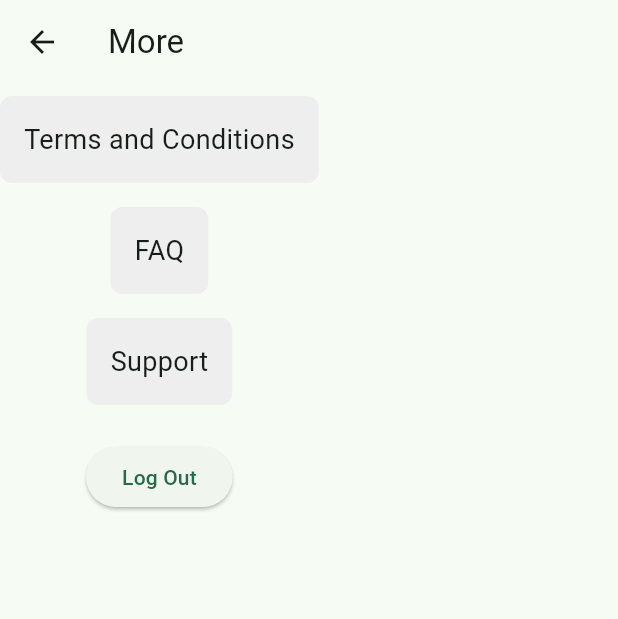
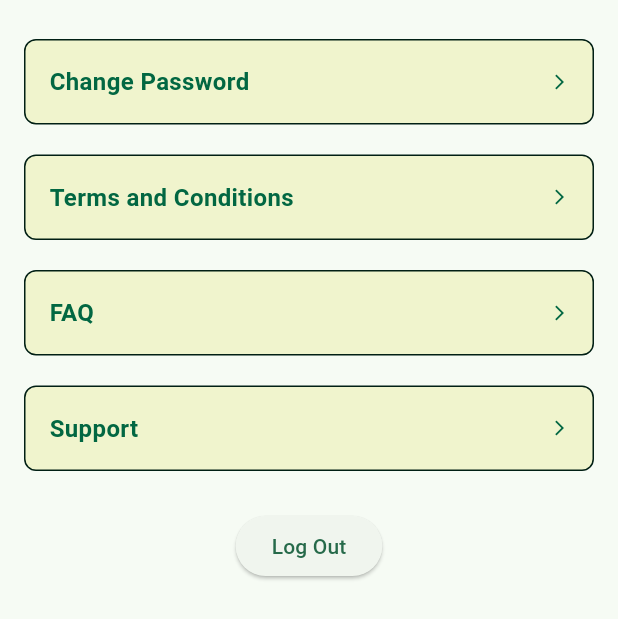
Before and after one commit to MASL-FUTA/Cassava.AI-frontend, a Flutter app: the MoreScreen screen opened directly, on a phone screen of 412 x 824 dp. Shown: the top 619 px of the screen. Run offline on Flutter 3.47's test engine with Material 3 defaults, Android fonts, the phone set to English and light mode, and no system bars; our stand-ins replace bloc, carousel_slider, dio, equatable, flutter_bloc, hive and 3 more; accounts and stored records are empty.

Commit message:
more pages  dashboard created ui

```diff
--- a/lib/pages/farm_pages/bloc/bloc/farm_bloc_bloc.dart
+++ b/lib/pages/farm_pages/bloc/bloc/farm_bloc_bloc.dart
@@ -8,9 +8,6 @@ import 'package:shared_preferences/shared_preferences.dart';
 
 part 'farm_bloc_event.dart';
 part 'farm_bloc_state.dart';
-
-
-
 
 
 // Bloc
--- a/lib/pages/farm_pages/farm_page.dart
+++ b/lib/pages/farm_pages/farm_page.dart
@@ -167,7 +167,7 @@ class _FarmListPageState extends State<FarmListPage> {
                             children: [
                               Text(
                                 farm.farmName,
-                                style: TextStyle(
+                                style: const TextStyle(
                                   fontSize: 16,
                                   fontWeight: FontWeight.bold,
                                   color: Color(0xFF026742),
@@ -175,14 +175,14 @@ class _FarmListPageState extends State<FarmListPage> {
                               ),
                               Text(
                                 farm.farmLocation,
-                                style: TextStyle(
+                                style: const TextStyle(
                                   fontSize: 12,
                                   color: Color(0xFF026742),
                                 ),
                               )
                             ],
                           ),
-                          Icon(
+                         const Icon(
                             Icons.arrow_forward_ios,
                             size: 12,
                             color: Color(0xFF026742),
--- a/lib/pages/farm_pages/more_screen_page.dart
+++ b/lib/pages/farm_pages/more_screen_page.dart
@@ -4,14 +4,17 @@ class MoreScreen extends StatelessWidget {
   @override
   Widget build(BuildContext context) {
     return Scaffold(
-      appBar: AppBar(
-        title: Text('More'),
-      ),
-      body: Column(
+      // appBar: AppBar(
+      //   title: Text('More'),
+      // ),
+      body: Padding(
+        padding: const EdgeInsets.all(16.0),
+        child: Column(
           children: [
-          MoreItem(text: 'Terms and Conditions'),
-          MoreItem(text: 'FAQ'),
-          MoreItem(text: 'Support'),
+             MoreItem(text: 'Change Password', onTap: (){},),
+            MoreItem(text: 'Terms and Conditions', onTap: (){},),
+            MoreItem(text: 'FAQ', onTap: (){},),
+            MoreItem(text: 'Support', onTap: (){},),
            const SizedBox(height: 16),
             ElevatedButton(
               onPressed: () {
@@ -21,27 +24,53 @@ class MoreScreen extends StatelessWidget {
             ),
           ],
         ),
+      ),
     );
   }
 }
 
 class MoreItem extends StatelessWidget {
   final String text;
+  Function onTap;
 
-  MoreItem({required this.text});
+  MoreItem({required this.text, required this.onTap});
 
   @override
   Widget build(BuildContext context) {
-    return Container(
-      padding: EdgeInsets.all(16),
-      margin: EdgeInsets.symmetric(vertical: 8),
+    return GestureDetector(
+      onTap: () => onTap(),
+      child: Container(
+                        margin: const EdgeInsets.symmetric(vertical: 10),
+                        padding: const EdgeInsets.all(16),
                         decoration: BoxDecoration(
-        color: Colors.grey[200],
+                          color: const Color(0xFFF0F4CD),
                           borderRadius: BorderRadius.circular(8),
+                          border: Border.all(color: const Color(0xFF011F14)),
                         ),
-      child: Text(
+                        child: Row(
+                          mainAxisAlignment: MainAxisAlignment.spaceBetween,
+                          children: [
+                            Column(
+                              crossAxisAlignment: CrossAxisAlignment.start,
+                              children: [
+                                Text(
                                   text,
-        style: TextStyle(fontSize: 18),
+                                  style: const TextStyle(
+                                    fontSize: 16,
+                                    fontWeight: FontWeight.bold,
+                                    color: Color(0xFF026742),
+                                  ),
+                                ),
+
+                              ],
+                            ),
+                           const Icon(
+                              Icons.arrow_forward_ios,
+                              size: 12,
+                              color: Color(0xFF026742),
+                            ),
+                          ],
+                        ),
                       ),
     );
   }
--- a/lib/pages/farm_pages/soil_properties_page.dart
+++ b/lib/pages/farm_pages/soil_properties_page.dart
@@ -190,8 +190,6 @@ class _SoilPropertyPageState extends State<SoilPropertyPage> {
     debugPrint('Error: $e');
   }
 },
-
-
               child: const Text('Create Farm', style: TextStyle(color: Colors.white),),
             ),
           ),
```
Also changed, not shown: lib/pages/farm_pages/change_password_page.dart (added, +51 -0 lines), lib/pages/farm_pages/faq_page.dart (added), lib/pages/farm_pages/terms_conditions_page.dart (added). Lines whose indentation alone changed are shown as unchanged.
